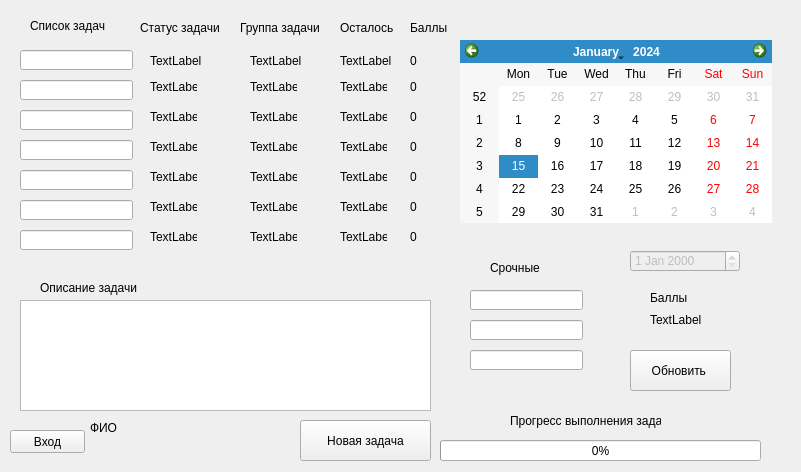
Above: untitled.ui from keregan/Active_staff_motivation_qt before the change. Below: the same form after it.
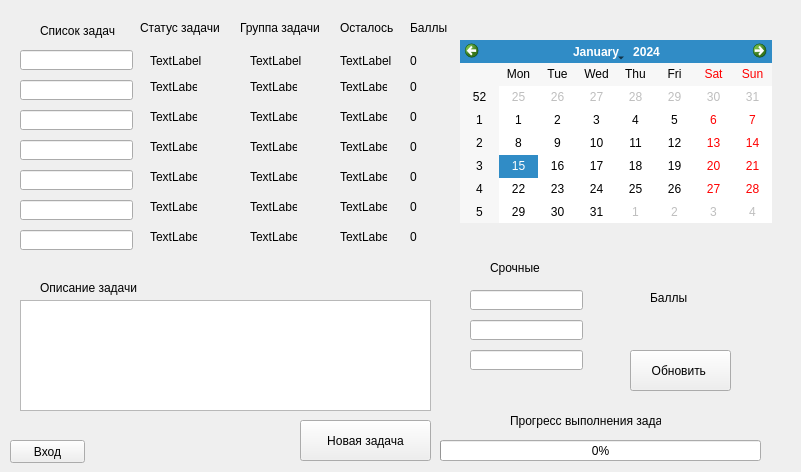
That is the form after the change.

Diff of the .ui file:
```diff
--- a/untitled.ui
+++ b/untitled.ui
@@ -29,10 +29,10 @@
    <widget class="QLabel" name="label">
     <property name="geometry">
      <rect>
-      <x>30</x>
-      <y>10</y>
-      <width>121</width>
-      <height>31</height>
+      <x>40</x>
+      <y>20</y>
+      <width>81</width>
+      <height>21</height>
      </rect>
     </property>
     <property name="text">
@@ -75,7 +75,7 @@
      </rect>
     </property>
     <property name="text">
-     <string>ФИО</string>
+     <string/>
     </property>
    </widget>
    <widget class="QPushButton" name="registration_window">
@@ -85,7 +85,7 @@
     <property name="geometry">
      <rect>
       <x>10</x>
-      <y>430</y>
+      <y>440</y>
       <width>75</width>
       <height>23</height>
      </rect>
@@ -701,23 +701,7 @@
      </rect>
     </property>
     <property name="text">
-     <string>TextLabel</string>
-    </property>
-   </widget>
-   <widget class="QDateEdit" name="dateEdit">
-    <property name="enabled">
-     <bool>false</bool>
-    </property>
-    <property name="geometry">
-     <rect>
-      <x>630</x>
-      <y>250</y>
-      <width>110</width>
-      <height>22</height>
-     </rect>
-    </property>
-    <property name="timeSpec">
-     <enum>Qt::LocalTime</enum>
+     <string/>
     </property>
    </widget>
    <widget class="QPushButton" name="pushButton_2">
@@ -746,6 +730,19 @@
      <string/>
     </property>
    </widget>
+   <widget class="QLabel" name="user_login">
+    <property name="geometry">
+     <rect>
+      <x>10</x>
+      <y>420</y>
+      <width>81</width>
+      <height>16</height>
+     </rect>
+    </property>
+    <property name="text">
+     <string/>
+    </property>
+   </widget>
   </widget>
  </widget>
  <resources/>
```
Left out of the diff: 2 changed lines with no effect on the pictures.
